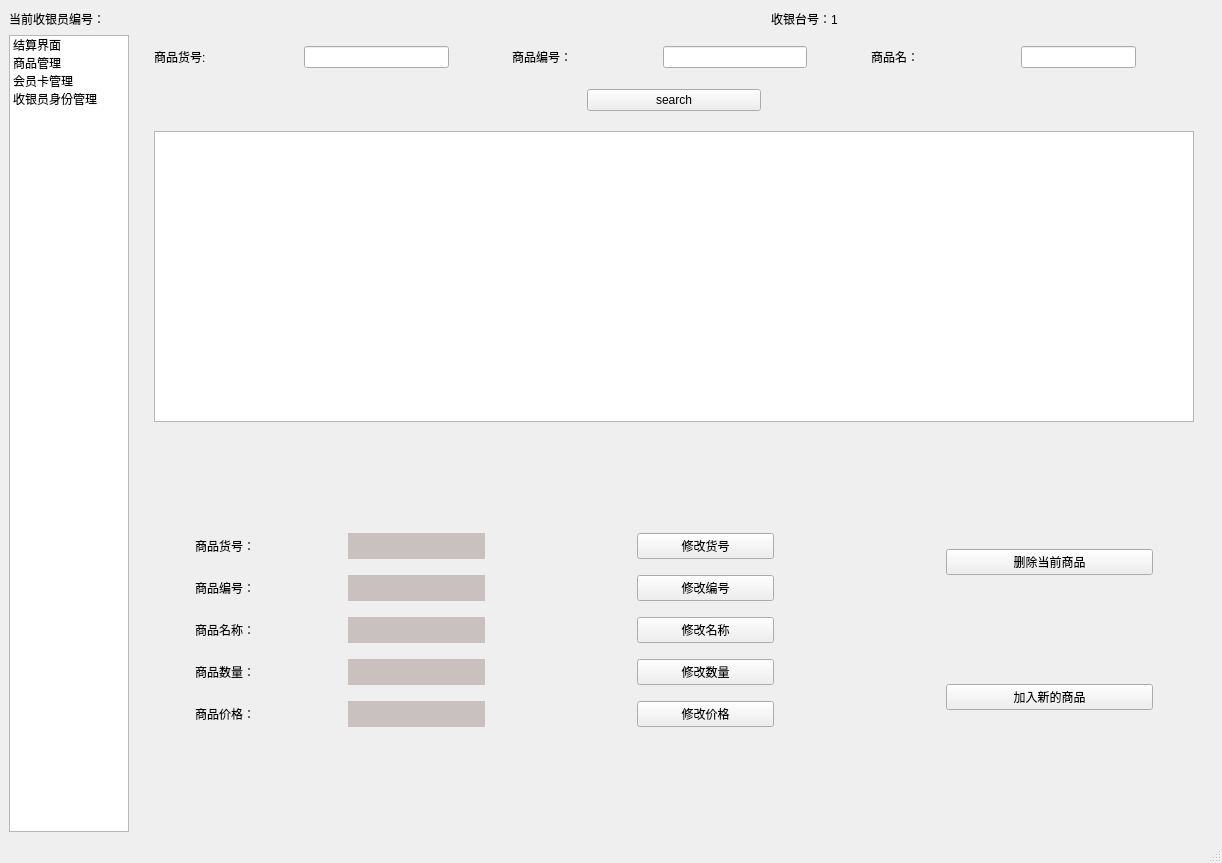
The window that homewindow.ui (Hanii17/DB_Design) describes before a commit, drawn with Qt 5.
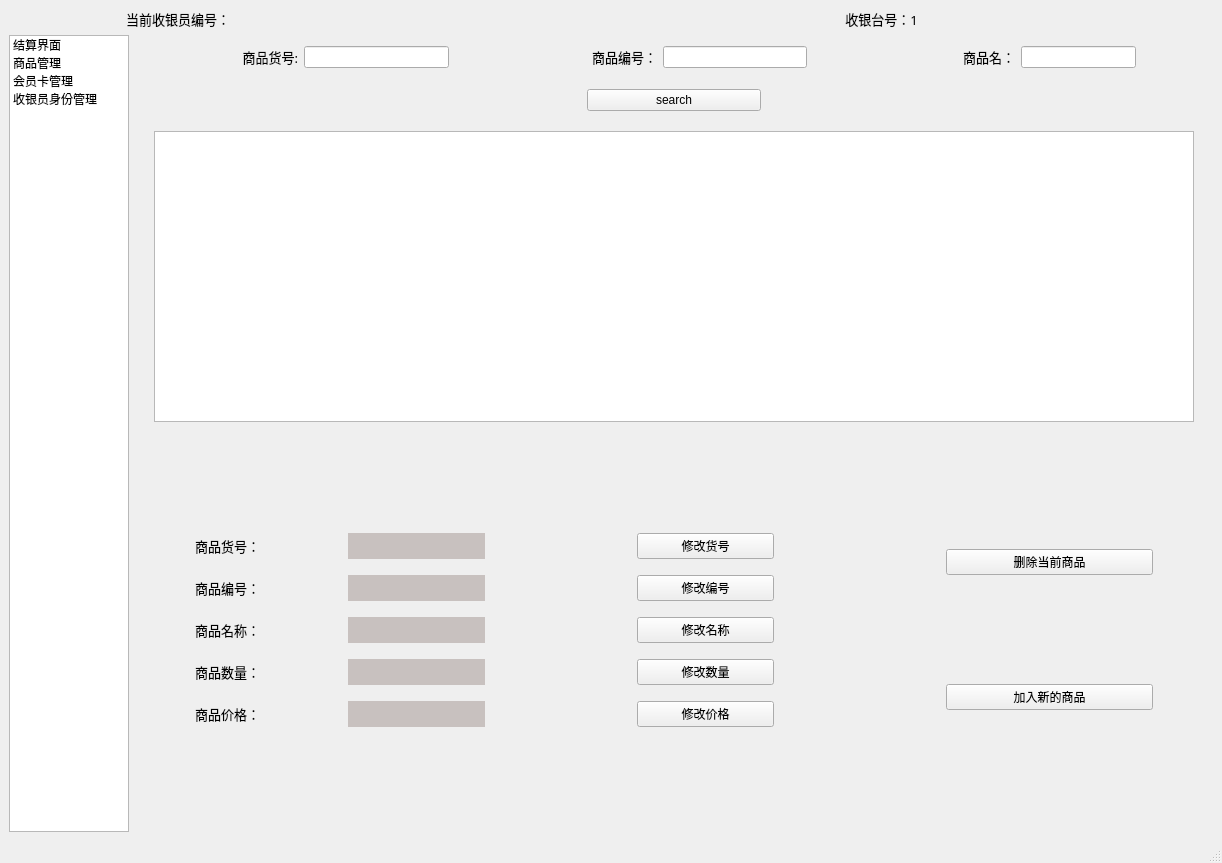
The same window after the commit. The open tabs and pages were chosen to show the change. Icons and pictures are not drawn.

```diff
--- a/homewindow.ui
+++ b/homewindow.ui
@@ -31,9 +31,18 @@
      <layout class="QHBoxLayout" name="horizontalLayout_2" stretch="3,1,3,0,3,3,3">
       <item>
        <widget class="QLabel" name="label">
+        <property name="font">
+         <font>
+          <family>黑体</family>
+          <pointsize>10</pointsize>
+         </font>
+        </property>
         <property name="text">
          <string>当前收银员编号：</string>
         </property>
+        <property name="alignment">
+         <set>Qt::AlignRight|Qt::AlignTrailing|Qt::AlignVCenter</set>
+        </property>
        </widget>
       </item>
       <item>
@@ -58,9 +67,18 @@
       </item>
       <item>
        <widget class="QLabel" name="time_label">
+        <property name="font">
+         <font>
+          <family>黑体</family>
+          <pointsize>10</pointsize>
+         </font>
+        </property>
         <property name="text">
          <string/>
         </property>
+        <property name="alignment">
+         <set>Qt::AlignHCenter|Qt::AlignTop</set>
+        </property>
        </widget>
       </item>
       <item>
@@ -78,9 +96,18 @@
       </item>
       <item>
        <widget class="QLabel" name="label_2">
+        <property name="font">
+         <font>
+          <family>黑体</family>
+          <pointsize>10</pointsize>
+         </font>
+        </property>
         <property name="text">
          <string>收银台号：1</string>
         </property>
+        <property name="alignment">
+         <set>Qt::AlignCenter</set>
+        </property>
        </widget>
       </item>
       <item>
@@ -601,9 +628,18 @@
                  <layout class="QHBoxLayout" name="horizontalLayout_11" stretch="5,5,2,5,5,2,5,4,2">
                   <item>
                    <widget class="QLabel" name="label_9">
+                    <property name="font">
+                     <font>
+                      <family>黑体</family>
+                      <pointsize>10</pointsize>
+                     </font>
+                    </property>
                     <property name="text">
                      <string>商品货号:</string>
                     </property>
+                    <property name="alignment">
+                     <set>Qt::AlignRight|Qt::AlignTrailing|Qt::AlignVCenter</set>
+                    </property>
                    </widget>
                   </item>
                   <item>
@@ -628,9 +664,18 @@
                   </item>
                   <item>
                    <widget class="QLabel" name="label_10">
+                    <property name="font">
+                     <font>
+                      <family>黑体</family>
+                      <pointsize>10</pointsize>
+                     </font>
+                    </property>
                     <property name="text">
                      <string>商品编号：</string>
                     </property>
+                    <property name="alignment">
+                     <set>Qt::AlignRight|Qt::AlignTrailing|Qt::AlignVCenter</set>
+                    </property>
                    </widget>
                   </item>
                   <item>
@@ -651,9 +696,18 @@
                   </item>
                   <item>
                    <widget class="QLabel" name="label_11">
+                    <property name="font">
+                     <font>
+                      <family>黑体</family>
+                      <pointsize>10</pointsize>
+                     </font>
+                    </property>
                     <property name="text">
                      <string>商品名：</string>
                     </property>
+                    <property name="alignment">
+                     <set>Qt::AlignRight|Qt::AlignTrailing|Qt::AlignVCenter</set>
+                    </property>
                    </widget>
                   </item>
                   <item>
@@ -781,6 +835,12 @@
                    <layout class="QHBoxLayout" name="horizontalLayout_13" stretch="1,1,1,1">
                     <item>
                      <widget class="QLabel" name="label_12">
+                      <property name="font">
+                       <font>
+                        <family>黑体</family>
+                        <pointsize>10</pointsize>
+                       </font>
+                      </property>
                       <property name="text">
                        <string>商品货号：</string>
                       </property>
@@ -822,6 +882,12 @@
                    <layout class="QHBoxLayout" name="horizontalLayout_14" stretch="1,1,1,1">
                     <item>
                      <widget class="QLabel" name="label_16">
+                      <property name="font">
+                       <font>
+                        <family>黑体</family>
+                        <pointsize>10</pointsize>
+                       </font>
+                      </property>
                       <property name="text">
                        <string>商品编号：</string>
                       </property>
@@ -863,6 +929,12 @@
                    <layout class="QHBoxLayout" name="horizontalLayout_15" stretch="1,1,1,1">
                     <item>
                      <widget class="QLabel" name="label_17">
+                      <property name="font">
+                       <font>
+                        <family>黑体</family>
+                        <pointsize>10</pointsize>
+                       </font>
+                      </property>
                       <property name="text">
                        <string>商品名称：</string>
                       </property>
@@ -904,6 +976,12 @@
                    <layout class="QHBoxLayout" name="horizontalLayout_16" stretch="1,1,1,1">
                     <item>
                      <widget class="QLabel" name="label_14">
+                      <property name="font">
+                       <font>
+                        <family>黑体</family>
+                        <pointsize>10</pointsize>
+                       </font>
+                      </property>
                       <property name="text">
                        <string>商品数量：</string>
                       </property>
@@ -945,6 +1023,12 @@
                    <layout class="QHBoxLayout" name="horizontalLayout_17" stretch="1,1,1,1">
                     <item>
                      <widget class="QLabel" name="label_15">
+                      <property name="font">
+                       <font>
+                        <family>黑体</family>
+                        <pointsize>10</pointsize>
+                       </font>
+                      </property>
                       <property name="text">
                        <string>商品价格：</string>
                       </property>
```
Left out of the diff: 120 changed lines with no effect on the pictures.
